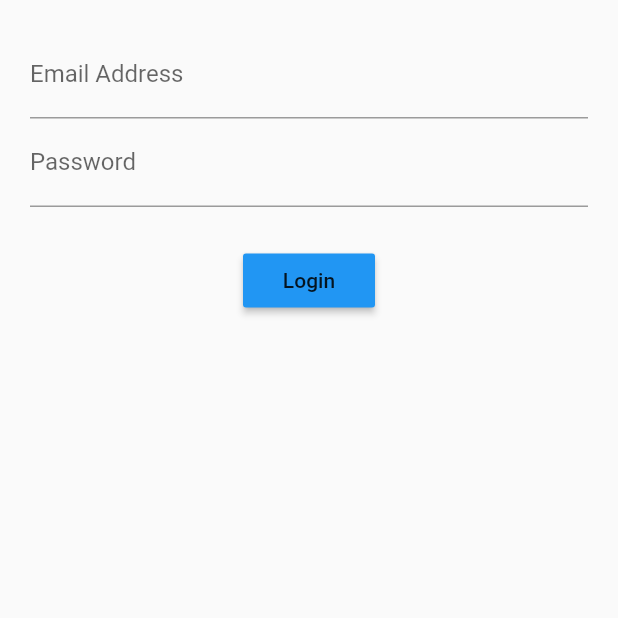
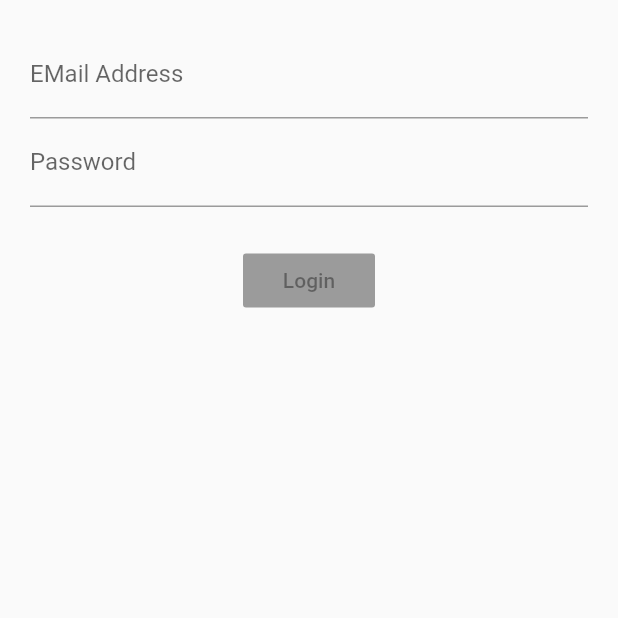
Before and after one commit to djalfirevic/Flutter, a Flutter app: the screen it shows after launch, on a phone screen of 412 x 824 dp, the top half of it. Run offline on Flutter 3.47's test engine with Material 2 defaults, Android fonts, the phone set to English and light mode, and no system bars; our stand-ins replace rxdart, sqflite; accounts and stored records are empty.

Commit message:
Adding rxdart

```diff
--- a/login_bloc/lib/src/app.dart
+++ b/login_bloc/lib/src/app.dart
@@ -1,12 +1,16 @@
 import 'package:flutter/material.dart';
 import 'screens/login_screen.dart';
+import 'blocs/provider.dart';
 
 class App extends StatelessWidget {
   build(context) {
-    return MaterialApp(
+    return Provider(
+      child: MaterialApp(
         title: 'Log Me In',
         home: Scaffold(
           body: LoginScreen(),
-        ));
+        ),
+      ),
+    );
   }
 }
--- a/login_bloc/lib/src/blocs/bloc.dart
+++ b/login_bloc/lib/src/blocs/bloc.dart
@@ -1,22 +1,31 @@
 import 'dart:async';
 import 'validators.dart';
+import 'package:rxdart/rxdart.dart';
 
 class Bloc extends Object with Validators {
-  final _email = StreamController<String>();
-  final _password = StreamController<String>();
+  final _email = BehaviorSubject<String>();
+  final _password = BehaviorSubject<String>();
 
   // Add data to stream
-  Stream<String> get email => _email.stream;
-  Stream<String> get password => _password.stream;
+  Stream<String> get email => _email.stream.transform(validateEmail);
+  Stream<String> get password => _password.stream.transform(validatePassword);
+  Stream<bool> get submitValid =>
+      Observable.combineLatest2(email, password, (e, p) => true);
 
   // Change data
   Function(String) get changeEmail => _email.sink.add;
   Function(String) get changePassword => _password.sink.add;
+
+  submit() {
+    final validEmail = _email.value;
+    final validPassword = _password.value;
+
+    print('Email is $validEmail');
+    print('Password is $validPassword');
+  }
 
   dispose() {
     _email.close();
     _password.close();
   }
 }
-
-final bloc = Bloc();
--- /dev/null
+++ b/login_bloc/lib/src/blocs/provider.dart
@@ -0,0 +1,14 @@
+import 'package:flutter/material.dart';
+import 'bloc.dart';
+
+class Provider extends InheritedWidget {
+  final bloc = Bloc();
+
+  Provider({Key key, Widget child}) : super(key: key, child: child);
+
+  bool updateShouldNotify(_) => true;
+
+  static Bloc of(BuildContext context) {
+    return (context.inheritFromWidgetOfExactType(Provider) as Provider).bloc;
+  }
+}
--- a/login_bloc/lib/src/screens/login_screen.dart
+++ b/login_bloc/lib/src/screens/login_screen.dart
@@ -1,42 +1,67 @@
 import 'package:flutter/material.dart';
+import '../blocs/bloc.dart';
+import '../blocs/provider.dart';
 
 class LoginScreen extends StatelessWidget {
   Widget build(context) {
+    final bloc = Provider.of(context);
+
     return Container(
       margin: EdgeInsets.all(20.0),
       child: Column(
-        children: <Widget>[
-          emailField(),
-          passwordField(),
-          Container(
-            margin: EdgeInsets.only(top: 25.0),
-          ),
-          submitButton(),
+        children: [
+          emailField(bloc),
+          passwordField(bloc),
+          Container(margin: EdgeInsets.only(top: 25.0)),
+          submitButton(bloc),
         ],
       ),
     );
   }
 
-  Widget emailField() {
+  Widget emailField(Bloc bloc) {
+    return StreamBuilder(
+      stream: bloc.email,
+      builder: (context, snapshot) {
         return TextField(
+          onChanged: bloc.changeEmail,
           keyboardType: TextInputType.emailAddress,
           decoration: InputDecoration(
-          hintText: 'you@example.com', labelText: 'Email Address'),
+            hintText: 'you@example.com',
+            labelText: 'EMail Address',
+            errorText: snapshot.error,
+          ),
+        );
+      },
     );
   }
 
-  Widget passwordField() {
+  Widget passwordField(Bloc bloc) {
+    return StreamBuilder(
+      stream: bloc.password,
+      builder: (context, snapshot) {
         return TextField(
-      obscureText: true,
-      decoration: InputDecoration(hintText: 'Password', labelText: 'Password'),
+          onChanged: bloc.changePassword,
+          decoration: InputDecoration(
+            hintText: 'Password',
+            labelText: 'Password',
+            errorText: snapshot.error,
+          ),
+        );
+      },
     );
   }
 
-  Widget submitButton() {
+  Widget submitButton(Bloc bloc) {
+    return StreamBuilder(
+      stream: bloc.submitValid,
+      builder: (context, snapshot) {
         return RaisedButton(
           child: Text('Login'),
           color: Colors.blue,
-      onPressed: () {},
+          onPressed: snapshot.hasData ? bloc.submit : null,
+        );
+      },
     );
   }
 }
```
Also changed, not shown: login_bloc/pubspec.yaml (+2 -7 lines), login_bloc/pubspec.lock. Lines whose indentation alone changed are shown as unchanged.
